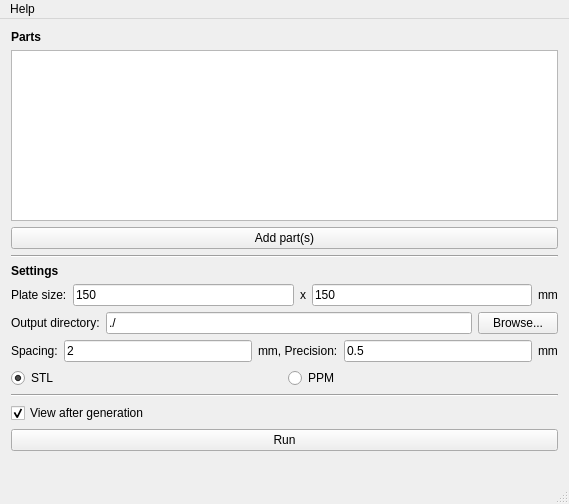
Above: gui/mainwindow.ui from RobotsWar/Plater before the change. Below: the same form after it.
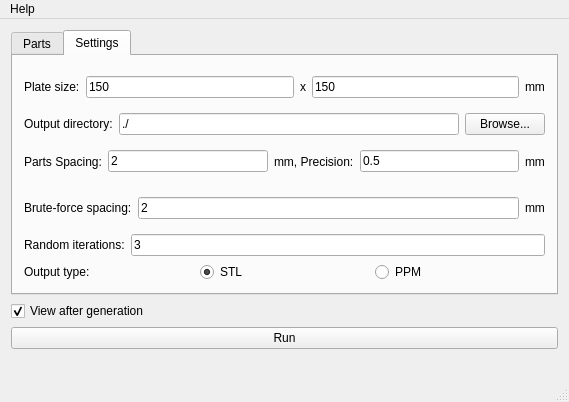
That is the form after the change. The open tabs and pages were chosen to show the change. Icons and pictures are not drawn.

Diff of the .ui file:
```diff
--- a/gui/mainwindow.ui
+++ b/gui/mainwindow.ui
@@ -7,7 +7,7 @@
     <x>0</x>
     <y>0</y>
     <width>569</width>
-    <height>504</height>
+    <height>402</height>
    </rect>
   </property>
   <property name="windowTitle">
@@ -16,12 +16,15 @@
   <widget class="QWidget" name="main">
    <layout class="QVBoxLayout" name="verticalLayout">
     <item>
-     <widget class="QLabel" name="label_4">
-      <property name="text">
-       <string>&lt;b&gt;Parts&lt;/b&gt;</string>
+     <widget class="QTabWidget" name="tabWidget">
+      <property name="currentIndex">
+       <number>0</number>
       </property>
-     </widget>
-    </item>
+      <widget class="QWidget" name="tab">
+       <attribute name="title">
+        <string>Parts</string>
+       </attribute>
+       <layout class="QVBoxLayout" name="verticalLayout_4">
     <item>
      <widget class="QTextEdit" name="parts"/>
     </item>
@@ -36,26 +39,13 @@
       </item>
      </layout>
     </item>
-    <item>
-     <widget class="Line" name="line">
-      <property name="orientation">
-       <enum>Qt::Horizontal</enum>
-      </property>
-     </widget>
-    </item>
-    <item>
-     <widget class="QLabel" name="label_5">
-      <property name="frameShape">
-       <enum>QFrame::NoFrame</enum>
-      </property>
-      <property name="text">
-       <string>&lt;b&gt;Settings&lt;/b&gt;</string>
-      </property>
-      <property name="textFormat">
-       <enum>Qt::AutoText</enum>
-      </property>
-     </widget>
-    </item>
+       </layout>
+      </widget>
+      <widget class="QWidget" name="tab_2">
+       <attribute name="title">
+        <string>Settings</string>
+       </attribute>
+       <layout class="QVBoxLayout" name="verticalLayout_3">
     <item>
      <layout class="QVBoxLayout" name="settings">
       <item>
@@ -127,7 +117,7 @@
         <item>
          <widget class="QLabel" name="label_7">
           <property name="text">
-           <string>Spacing:</string>
+               <string>Parts Spacing:</string>
           </property>
          </widget>
         </item>
@@ -161,8 +151,58 @@
         </item>
        </layout>
       </item>
+          <item>
+           <layout class="QHBoxLayout" name="horizontalLayout_6">
+            <item>
+             <widget class="QLabel" name="label_5">
+              <property name="text">
+               <string>Brute-force spacing:</string>
+              </property>
+             </widget>
+            </item>
+            <item>
+             <widget class="QLineEdit" name="bruteForceSpacing">
+              <property name="text">
+               <string>2</string>
+              </property>
+             </widget>
+            </item>
+            <item>
+             <widget class="QLabel" name="label_10">
+              <property name="text">
+               <string>mm</string>
+              </property>
+             </widget>
+            </item>
+           </layout>
+          </item>
+          <item>
+           <layout class="QHBoxLayout" name="horizontalLayout_7">
+            <item>
+             <widget class="QLabel" name="label_11">
+              <property name="text">
+               <string>Random iterations:</string>
+              </property>
+             </widget>
+            </item>
+            <item>
+             <widget class="QLineEdit" name="randomIterations">
+              <property name="text">
+               <string>3</string>
+              </property>
+             </widget>
+            </item>
+           </layout>
+          </item>
       <item>
        <layout class="QHBoxLayout" name="horizontalLayout_3">
+            <item>
+             <widget class="QLabel" name="label_4">
+              <property name="text">
+               <string>Output type:</string>
+              </property>
+             </widget>
+            </item>
         <item>
          <widget class="QRadioButton" name="stlRadio">
           <property name="text">
@@ -184,11 +224,10 @@
       </item>
      </layout>
     </item>
-    <item>
-     <widget class="Line" name="line_2">
-      <property name="orientation">
-       <enum>Qt::Horizontal</enum>
-      </property>
+       </layout>
+       <zorder>label</zorder>
+       <zorder></zorder>
+      </widget>
      </widget>
     </item>
     <item>
```
Left out of the diff: 45 changed lines with no effect on the pictures. Lines whose indentation alone changed are shown as unchanged.
